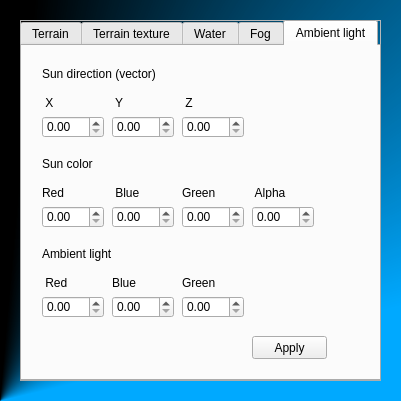
Old version of the form bin/data/ui/environment_editor.ui in the repository realXtend/tundra.
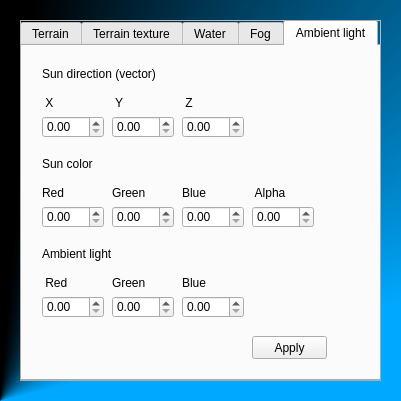
New version of the form. The open tabs and pages were chosen to show the change.

Commit message: Implement some functionality to Ambient light, now some of values are seen in editor

```diff
--- a/bin/data/ui/environment_editor.ui
+++ b/bin/data/ui/environment_editor.ui
@@ -1067,19 +1067,19 @@
           </rect>
          </property>
         </widget>
-        <widget class="QDoubleSpinBox" name="sun_color_blue">
-         <property name="geometry">
-          <rect>
-           <x>90</x>
-           <y>160</y>
-           <width>62</width>
-           <height>22</height>
-          </rect>
-         </property>
-        </widget>
         <widget class="QDoubleSpinBox" name="sun_color_green">
          <property name="geometry">
           <rect>
+           <x>90</x>
+           <y>160</y>
+           <width>62</width>
+           <height>22</height>
+          </rect>
+         </property>
+        </widget>
+        <widget class="QDoubleSpinBox" name="sun_color_blue">
+         <property name="geometry">
+          <rect>
            <x>160</x>
            <y>160</y>
            <width>62</width>
@@ -1149,7 +1149,7 @@
           </rect>
          </property>
          <property name="text">
-          <string> Blue</string>
+          <string>Green</string>
          </property>
         </widget>
         <widget class="QLabel" name="label_8">
@@ -1162,7 +1162,7 @@
           </rect>
          </property>
          <property name="text">
-          <string>Green</string>
+          <string>Blue</string>
          </property>
         </widget>
         <widget class="QDoubleSpinBox" name="ambient_light_red">
@@ -1175,19 +1175,19 @@
           </rect>
          </property>
         </widget>
-        <widget class="QDoubleSpinBox" name="ambient_light_blue">
-         <property name="geometry">
-          <rect>
-           <x>90</x>
-           <y>250</y>
-           <width>62</width>
-           <height>22</height>
-          </rect>
-         </property>
-        </widget>
         <widget class="QDoubleSpinBox" name="ambient_light_green">
          <property name="geometry">
           <rect>
+           <x>90</x>
+           <y>250</y>
+           <width>62</width>
+           <height>22</height>
+          </rect>
+         </property>
+        </widget>
+        <widget class="QDoubleSpinBox" name="ambient_light_blue">
+         <property name="geometry">
+          <rect>
            <x>160</x>
            <y>250</y>
            <width>62</width>
@@ -1231,7 +1231,7 @@
           </rect>
          </property>
          <property name="text">
-          <string>Blue</string>
+          <string>Green</string>
          </property>
         </widget>
         <widget class="QLabel" name="label_12">
@@ -1244,7 +1244,7 @@
           </rect>
          </property>
          <property name="text">
-          <string>Green</string>
+          <string>Blue</string>
          </property>
         </widget>
         <widget class="QPushButton" name="ambient_light_button">
```
Left out of the diff: 6 changed lines with no effect on the pictures. The commit also changes 6 other files.
